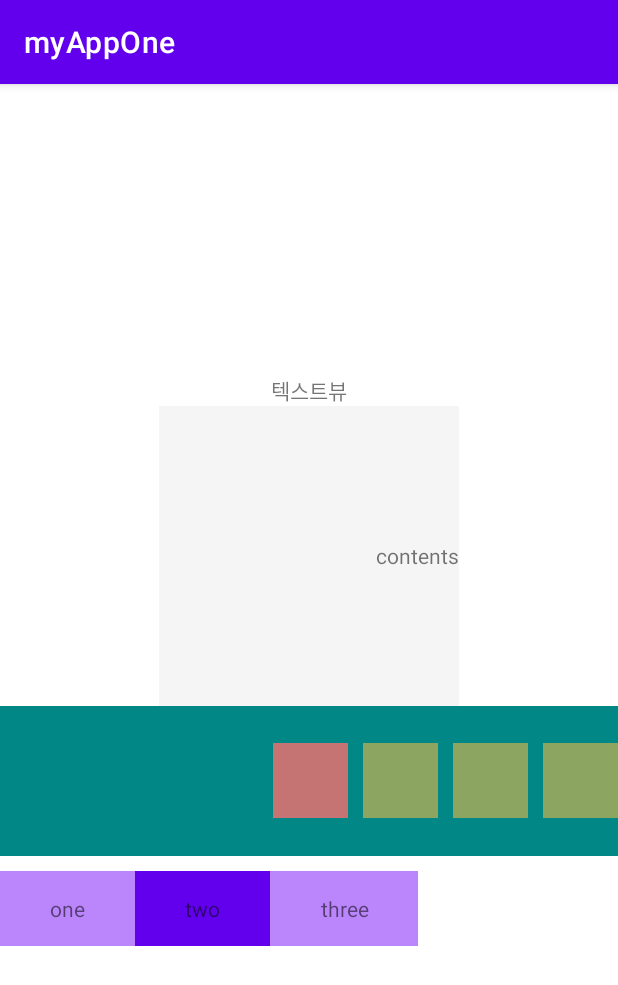
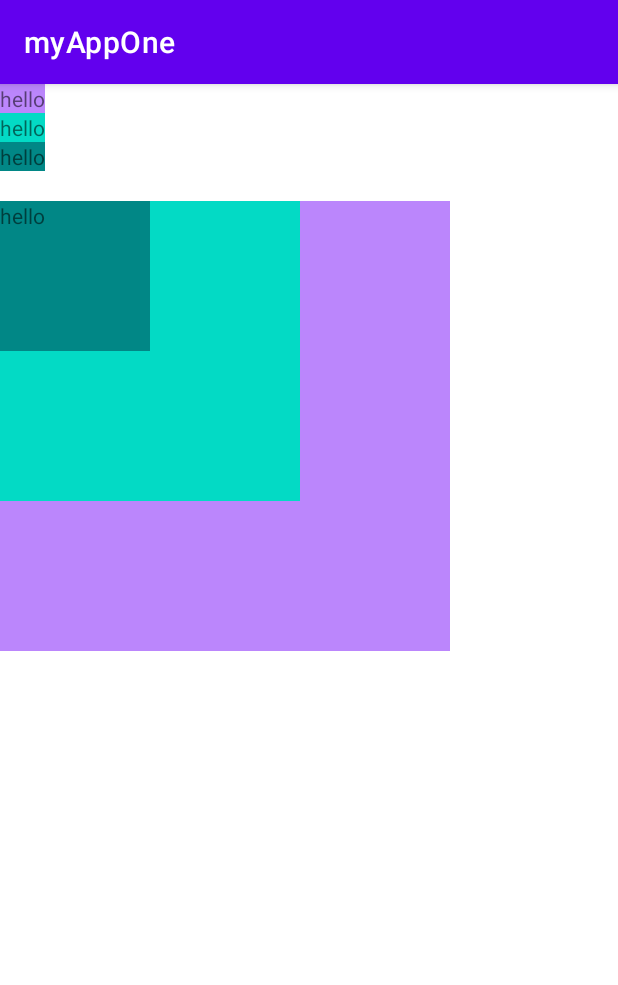
Before and after one commit to insertvalue2/class_android_v1, an Android app: the screen it shows after launch (MainActivity), on a phone screen of 412 x 824 dp. Shown: the top 985 px of the screen. Run offline under Robolectric (Android 15) with nearby library versions, the phone set to English and light mode, and no system bars.

Commit message:
2일차 수업 예제

```diff
--- a/app/src/main/java/com/nomadlab/myappone/MainActivity.java
+++ b/app/src/main/java/com/nomadlab/myappone/MainActivity.java
@@ -9,6 +9,6 @@ public class MainActivity extends AppCompatActivity {
     @Override
     protected void onCreate(Bundle savedInstanceState) {
         super.onCreate(savedInstanceState);
-        setContentView(R.layout.linear_layout_03);
+        setContentView(R.layout.frame_layout_01);
     }
 }
--- /dev/null
+++ b/app/src/main/res/layout/frame_layout_01.xml
@@ -0,0 +1,74 @@
+<?xml version="1.0" encoding="utf-8"?>
+<LinearLayout xmlns:android="http://schemas.android.com/apk/res/android"
+    android:orientation="vertical"
+    android:layout_width="match_parent"
+    android:layout_height="match_parent">
+
+    <!-- FrameLayout 도 자식 레이아웃을 가질 수 있는 뷰이다. -->
+    <FrameLayout
+        android:layout_width="wrap_content"
+        android:layout_height="wrap_content"/>
+
+    <!-- 부모 레이아웃이 LinearLayout 이면
+        그 자식 뷰들을 절대 겹칠 수 없다.
+
+    -->
+    <LinearLayout
+
+        android:orientation="vertical"
+        android:layout_width="wrap_content"
+        android:layout_height="wrap_content">
+
+        <TextView
+            android:background="@color/purple_200"
+            android:text="hello"
+            android:layout_width="wrap_content"
+            android:layout_height="wrap_content"/>
+
+        <TextView
+            android:background="@color/teal_200"
+            android:text="hello"
+            android:layout_width="wrap_content"
+            android:layout_height="wrap_content"/>
+
+        <TextView
+            android:background="@color/teal_700"
+            android:text="hello"
+            android:layout_width="wrap_content"
+            android:layout_height="wrap_content"/>
+
+    </LinearLayout>
+
+    <!--
+      프레임 레이아웃은 자식 뷰들을 겹칠때 사용한다.
+      z-index 개념 설명
+    -->
+    <FrameLayout
+        android:layout_marginTop="20dp"
+        android:layout_width="wrap_content"
+        android:layout_height="wrap_content">
+
+        <TextView
+            android:background="@color/purple_200"
+            android:text="hello"
+            android:layout_width="300dp"
+            android:layout_height="300dp"/>
+
+        <TextView
+            android:background="@color/teal_200"
+            android:text="hello"
+            android:layout_width="200dp"
+            android:layout_height="200dp"/>
+
+        <TextView
+            android:background="@color/teal_700"
+            android:text="hello"
+            android:layout_width="100dp"
+            android:layout_height="100dp"/>
+
+
+    </FrameLayout>
+
+
+
+</LinearLayout>
```
Also changed, not shown: app/src/main/res/layout/frame_layout_02.xml (added, +29 -0 lines), app/src/main/res/layout/padding_margin_01.xml (added, +54 -0 lines), app/src/main/res/layout/relative_layout_01.xml (added, +93 -0 lines), app/src/main/res/layout/relative_layout_02.xml (added, +109 -0 lines), app/src/main/res/layout/relative_layout_03.xml (added, +73 -0 lines).
